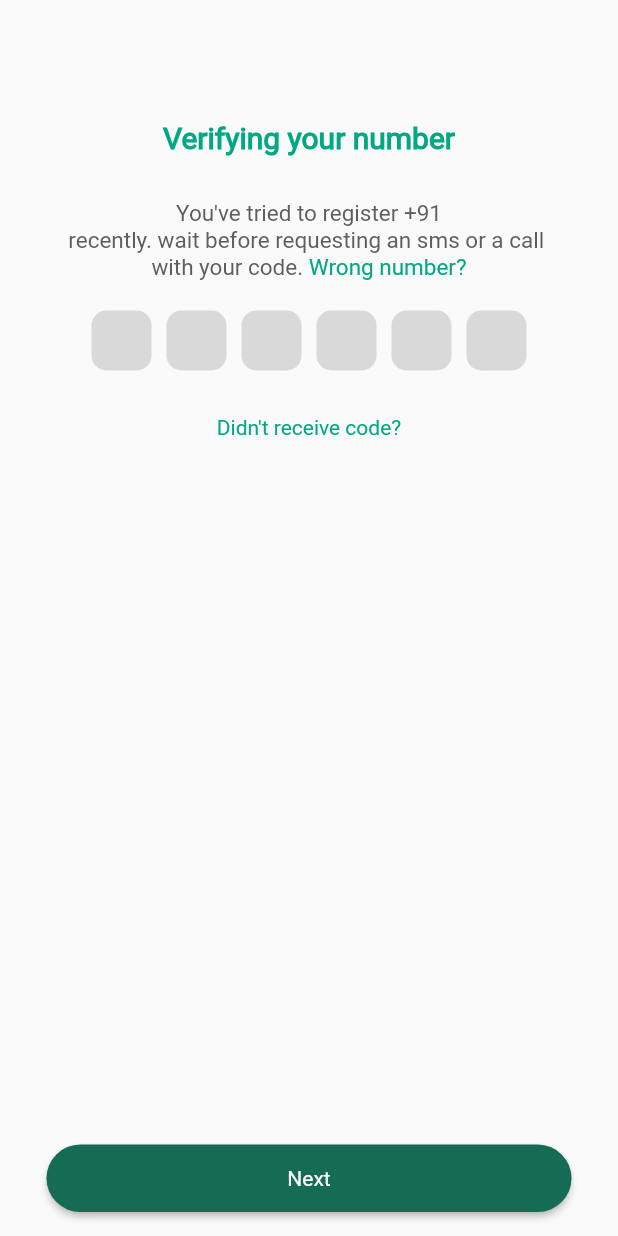
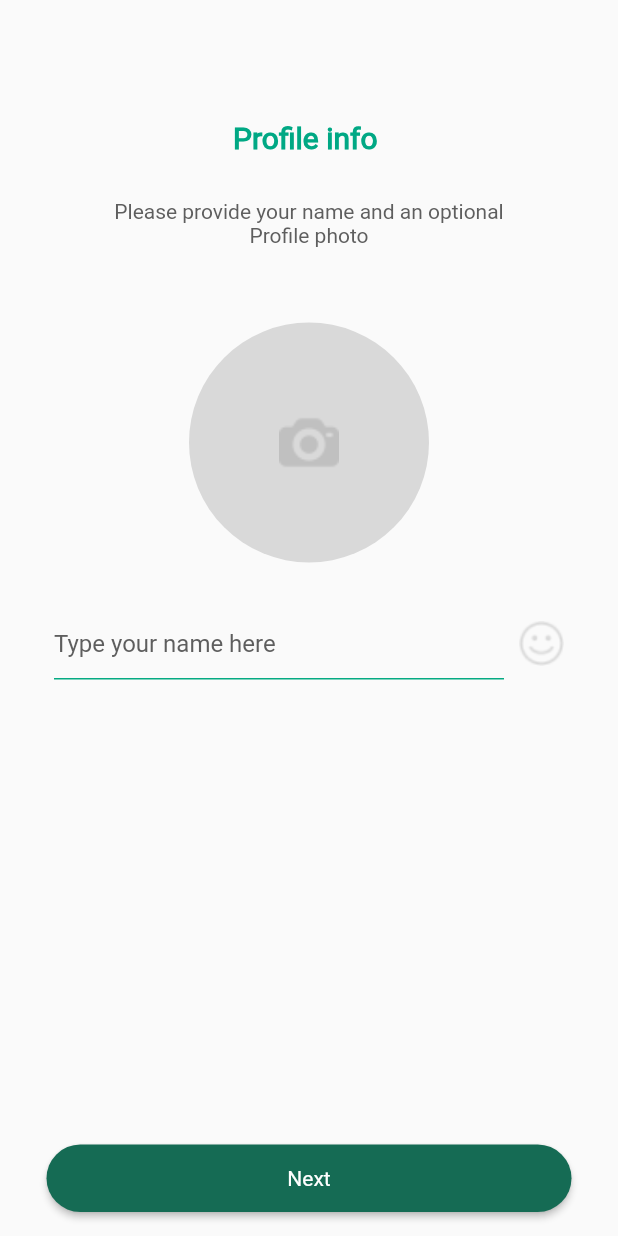
Before and after one commit to SINGHDHANRAJ098/whatsapp-clone-ui, a Flutter app: the OTPScreen screen opened directly with empty values, after a tap on "Next", on a phone screen of 412 x 824 dp. Run offline on Flutter 3.47's test engine with Material 3 defaults, Android fonts, the phone set to English and light mode, and no system bars; our stand-ins replace image_picker.

Commit message:
Profile Screen Completed

```diff
--- a/lib/Screens/OTP/otpscreen.dart
+++ b/lib/Screens/OTP/otpscreen.dart
@@ -1,5 +1,6 @@
 import 'package:flutter/cupertino.dart';
 import 'package:flutter/material.dart';
+import 'package:whatsapp/Screens/Profile/profilescreen.dart';
 import 'package:whatsapp/Widgets/uihelper.dart';
 
 class OTPScreen extends StatelessWidget {
@@ -88,7 +89,9 @@ class OTPScreen extends StatelessWidget {
           ],
         ),
       ),
-      floatingActionButton: Uihelper().CustomButton(callback: (){}, buttonname: "Next"),
+      floatingActionButton: Uihelper().CustomButton(callback: (){
+        Navigator.push(context, MaterialPageRoute(builder: (context)=>Profilescreen()));
+      }, buttonname: "Next"),
       floatingActionButtonLocation: FloatingActionButtonLocation.centerFloat,
     );
   }
--- /dev/null
+++ b/lib/Screens/Profile/profilescreen.dart
@@ -0,0 +1,131 @@
+import 'dart:io';
+
+import 'package:flutter/material.dart';
+import 'package:image_picker/image_picker.dart';
+import 'package:whatsapp/Widgets/uihelper.dart';
+
+class Profilescreen extends StatefulWidget {
+  @override
+  State<Profilescreen> createState() => _ProfilescreenState();
+}
+
+class _ProfilescreenState extends State<Profilescreen> {
+  TextEditingController nameController = TextEditingController();
+
+  File? pickedimage;
+
+  @override
+  Widget build(BuildContext context) {
+    return Scaffold(
+      body: Center(
+        child: Column(
+          children: [
+            SizedBox(
+              height: 80,
+            ),
+            Uihelper().CustomText(
+                text: "Profile info ",
+                height: 20,
+                color: Color(0XFF00A884),
+                fontweight: FontWeight.bold),
+            SizedBox(
+              height: 30,
+            ),
+            Uihelper().CustomText(
+                text: "Please provide your name and an optional", height: 14),
+            Uihelper().CustomText(text: "Profile photo", height: 14),
+            SizedBox(
+              height: 50,
+            ),
+            GestureDetector(
+              onTap: (){
+                _openBottom(context);
+              },
+              child:pickedimage==null? CircleAvatar(
+                radius: 80,
+                backgroundColor: Color(0XFFD9D9D9),
+                child: Image.asset(
+                  "assets/images/photo-camera 1.png",
+                  height: 40,
+                  fit: BoxFit.cover,
+                ),
+              ):CircleAvatar(
+                radius: 80,
+                backgroundImage: FileImage(pickedimage!),
+
+              ),
+            ),
+            SizedBox(
+              height: 30,
+            ),
+            Row(
+              mainAxisAlignment: MainAxisAlignment.center,
+              children: [
+                SizedBox(
+                  width: 300,
+                  child: TextField(
+                    keyboardType: TextInputType.name,
+                    controller: nameController,
+                    decoration: InputDecoration(
+                        hintText: "Type your name here",
+                        hintStyle: TextStyle(color: Color(0XFF5E5E5E)),
+                        border: UnderlineInputBorder(
+                          borderSide: BorderSide(color: Color(0XFF05AA82)),
+                        ),
+                        enabledBorder: UnderlineInputBorder(
+                            borderSide: BorderSide(color: Color(0XFF05AA82))),
+                        focusedBorder: UnderlineInputBorder(
+                            borderSide: BorderSide(color: Color(0XFF05AA82)))),
+                  ),
+                ),
+                SizedBox(width: 10,),
+                Image.asset("assets/images/happy-face 1.png")
+              ],
+            )
+          ],
+        ),
+      ),
+      floatingActionButton: Uihelper().CustomButton(callback: (){}, buttonname: "Next"),
+      floatingActionButtonLocation: FloatingActionButtonLocation.centerFloat,
+    );
+  }
+
+  _openBottom(BuildContext context){
+    return showModalBottomSheet(context: context,builder: (BuildContext context){
+      return Container(
+        height: 200,
+        width: 200,
+        child: Column(
+          mainAxisAlignment: MainAxisAlignment.center,
+          children: [
+          Row(
+            mainAxisAlignment: MainAxisAlignment.spaceEvenly,
+            children: [
+            IconButton(onPressed: (){
+              _pickImage(ImageSource.camera);
+            }, icon: Icon(Icons.camera_alt,size: 80,color: Colors.grey,),),
+              IconButton(onPressed: (){
+                _pickImage(ImageSource.gallery);
+              }, icon: Icon(Icons.image,size: 80,color: Colors.grey,))
+          ],)
+        ],),
+      );
+  });
+
+  }
+
+  _pickImage(ImageSource imagesource)async{
+    try{
+      final photo=await ImagePicker().pickImage(source: imagesource);
+      if(photo==null)return;
+      final tempimage=File(photo.path);
+      setState(() {
+        pickedimage=tempimage;
+
+      });
+    }
+    catch(ex){
+     return ScaffoldMessenger.of(context).showSnackBar(SnackBar(content: Text(ex.toString()),backgroundColor: Color(0XFF05AA82),));
+    }
+  }
+}
--- a/pubspec.yaml
+++ b/pubspec.yaml
@@ -35,6 +35,7 @@ dependencies:
   # The following adds the Cupertino Icons font to your application.
   # Use with the CupertinoIcons class for iOS style icons.
   cupertino_icons: ^1.0.6
+  image_picker: ^1.1.2
 
 dev_dependencies:
   flutter_test:
```
Also changed, not shown: assets/images/happy-face 1.png (added), pubspec.lock.
